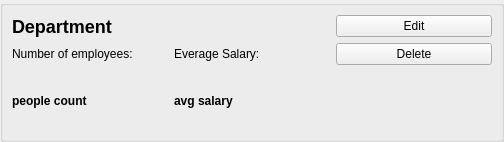
Above: CompanyEditor/departmentheaderwidget.ui from imitatehappiness/QtCompanyEditor before the change. Below: the same form after it.
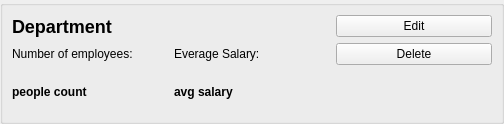
That is the form after the change.

```diff
--- a/CompanyEditor/departmentheaderwidget.ui
+++ b/CompanyEditor/departmentheaderwidget.ui
@@ -7,7 +7,7 @@
     <x>0</x>
     <y>0</y>
     <width>504</width>
-    <height>142</height>
+    <height>124</height>
    </rect>
   </property>
   <property name="windowTitle">
@@ -35,7 +35,7 @@
       <string/>
      </property>
      <layout class="QGridLayout" name="gridLayout_3">
-      <item row="0" column="0">
+      <item row="0" column="0" colspan="2">
        <layout class="QGridLayout" name="gridLayout">
         <item row="0" column="2">
          <widget class="QPushButton" name="pB_edit">
```
